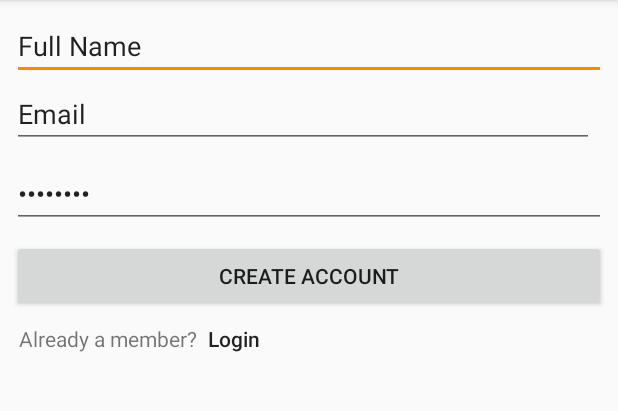
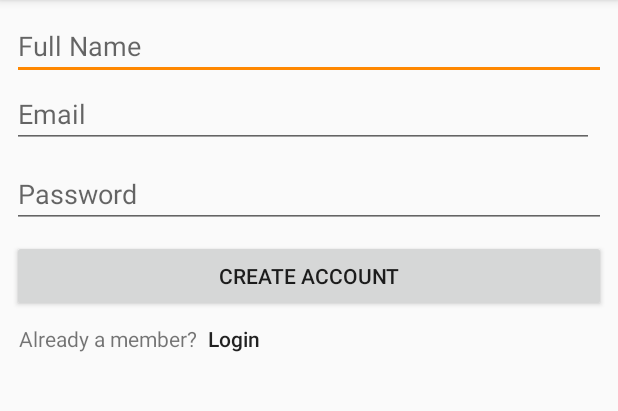
Before and after one commit to francopiloto/ParkingTicket, an Android app: the screen it shows after launch (SignUPActivity), after a tap on "Create an account", on a phone screen of 412 x 824 dp, the part 84-495 px from its top. Run offline under Robolectric (Android 15) with nearby library versions, the phone set to English and light mode, and no system bars; our stand-ins replace Room's generated code; 1 other tap on this screen came first.

Commit message:
fix remember me; turn User as a Parceable and passing it from sign up to login screen

```diff
--- a/app/src/main/java/com/example/macstudent/parkingticket/LoginActivity.java
+++ b/app/src/main/java/com/example/macstudent/parkingticket/LoginActivity.java
@@ -5,6 +5,7 @@ import android.content.SharedPreferences;
 import android.support.v7.app.AppCompatActivity;
 import android.os.Bundle;
 import android.text.TextUtils;
+import android.util.Log;
 import android.view.View;
 import android.widget.Button;
 import android.widget.CheckBox;
@@ -13,6 +14,7 @@ import android.widget.Toast;
 
 import com.example.macstudent.parkingticket.db.AppDataBase;
 import com.example.macstudent.parkingticket.model.User;
+import com.example.macstudent.parkingticket.util.Utils;
 
 /**
  * Created by C0724671/C0727631 on 2018-04-12.
@@ -37,13 +39,22 @@ public class LoginActivity extends AppCompatActivity
         btnLogin = (Button) findViewById(R.id.btnLogin);
         btnSignUp = (Button)findViewById(R.id.btnSingUp);
 
+        User user = getIntent().getParcelableExtra("user");
+
+        if (user != null)
+        {
+            edtEmail.setText(user.getEmail());
+            edtPassword.setText(user.getPassword());
+        }
+        else {
+            checkSavedPreferences();
+        }
+
         btnLogin.setOnClickListener(new View.OnClickListener()
         {
             @Override
             public void onClick(View view)
             {
-                checkSavedPreferences();
-
                 if (userAuthentication())
                 {
                     updateSavedPreferences();
@@ -62,7 +73,7 @@ public class LoginActivity extends AppCompatActivity
 
         // FIXME: hard coded insertion of a User credentials in the database for testing
         AppDataBase database = AppDataBase.getAppDataBase(this);
-        User user = database.userDao().findByEmail("admin");
+        user = database.userDao().findByEmail("admin");
 
         if (user == null)
         {
@@ -135,13 +146,13 @@ public class LoginActivity extends AppCompatActivity
     private boolean userAuthentication()
     {
         // check for blank or invalid inputs
-        if (TextUtils.isEmpty(edtEmail.getText()) || edtEmail.getText().toString().length() == 0)
+        if (Utils.isEmpty(edtEmail) || !Utils.isValidEmail(edtEmail.getText().toString()))
         {
-            edtEmail.setError("Please enter a valid email."); // TODO: call validate function for email
+            edtEmail.setError("Please enter a valid email.");
             return false;
         }
 
-        if (TextUtils.isEmpty(edtPassword.getText()) || edtPassword.getText().toString().length() == 0)
+        if (Utils.isEmpty(edtPassword))
         {
             edtPassword.setError("Please enter your password.");
             return false;
--- a/app/src/main/java/com/example/macstudent/parkingticket/db/AppDataBase.java
+++ b/app/src/main/java/com/example/macstudent/parkingticket/db/AppDataBase.java
@@ -5,18 +5,20 @@ import android.arch.persistence.room.Room;
 import android.arch.persistence.room.RoomDatabase;
 import android.content.Context;
 
+import com.example.macstudent.parkingticket.model.Ticket;
 import com.example.macstudent.parkingticket.model.User;
 
 /**
  * Created by C0724671/C0727631 on 2018-04-12.
  */
 
-@Database(entities = {User.class}, version = 1)
+@Database(entities = {User.class, Ticket.class}, version = 2)
 public abstract class AppDataBase extends RoomDatabase
 {
     private static AppDataBase instance;
 
     public abstract UserDao userDao();
+    public abstract TicketDao ticketDao();
 
     /**
      * Singleton design pattern to instantiating an AppDatabase object.
@@ -30,7 +32,10 @@ public abstract class AppDataBase extends RoomDatabase
         {
             instance = Room.databaseBuilder(context.getApplicationContext(),
                     AppDataBase.class,
-                    "parking-ticked-db").allowMainThreadQueries().build();
+                    "parking-ticked-db")
+                    .allowMainThreadQueries()
+                    .fallbackToDestructiveMigration()
+                    .build();
         }
 
         return instance;
--- /dev/null
+++ b/app/src/main/java/com/example/macstudent/parkingticket/db/TicketDao.java
@@ -0,0 +1,34 @@
+package com.example.macstudent.parkingticket.db;
+
+import android.arch.persistence.room.Dao;
+import android.arch.persistence.room.Delete;
+import android.arch.persistence.room.Insert;
+import android.arch.persistence.room.Query;
+import android.arch.persistence.room.Update;
+
+import com.example.macstudent.parkingticket.model.Ticket;
+
+import java.util.List;
+
+/**
+ * Created by C0724671/C0727631 on 2018-04-16.
+ */
+
+@Dao
+public interface TicketDao
+{
+    @Query("SELECT * FROM ticket WHERE user_id = :userId")
+    public List<Ticket> findAll(int userId);
+
+    @Query("SELECT MAX(id) FROM ticket")
+    public int findMaxId();
+
+    @Insert
+    public void insert(Ticket ticket);
+
+    @Update
+    public void update(Ticket ticket);
+
+    @Delete
+    public void delete(Ticket ticket);
+}
--- a/app/src/main/res/layout/activity_sign_up.xml
+++ b/app/src/main/res/layout/activity_sign_up.xml
@@ -15,8 +15,8 @@
         android:layout_marginStart="8dp"
         android:layout_marginTop="8dp"
         android:ems="10"
+        android:hint="Full Name"
         android:inputType="textPersonName"
-        android:text="Full Name"
         app:layout_constraintEnd_toEndOf="parent"
         app:layout_constraintStart_toStartOf="parent"
         app:layout_constraintTop_toTopOf="parent" />
@@ -29,8 +29,8 @@
         android:layout_marginStart="8dp"
         android:layout_marginTop="8dp"
         android:ems="10"
+        android:hint="Password"
         android:inputType="textPassword"
-        android:text="Password"
         app:layout_constraintEnd_toEndOf="parent"
         app:layout_constraintStart_toStartOf="parent"
         app:layout_constraintTop_toBottomOf="@+id/edtEmail" />
@@ -42,8 +42,8 @@
         android:layout_marginEnd="16dp"
         android:layout_marginStart="8dp"
         android:ems="10"
+        android:hint="Email"
         android:inputType="textPersonName"
-        android:text="Email"
         app:layout_constraintEnd_toEndOf="parent"
         app:layout_constraintHorizontal_bias="0.531"
         app:layout_constraintStart_toStartOf="parent"
```
Also changed, not shown: app/src/main/java/com/example/macstudent/parkingticket/SignUPActivity.java (+14 -6 lines), app/src/main/java/com/example/macstudent/parkingticket/model/Ticket.java (+36 -1 lines), app/src/main/java/com/example/macstudent/parkingticket/model/User.java (+43 -1 lines), app/src/main/java/com/example/macstudent/parkingticket/util/Utils.java (added, +22 -0 lines).
